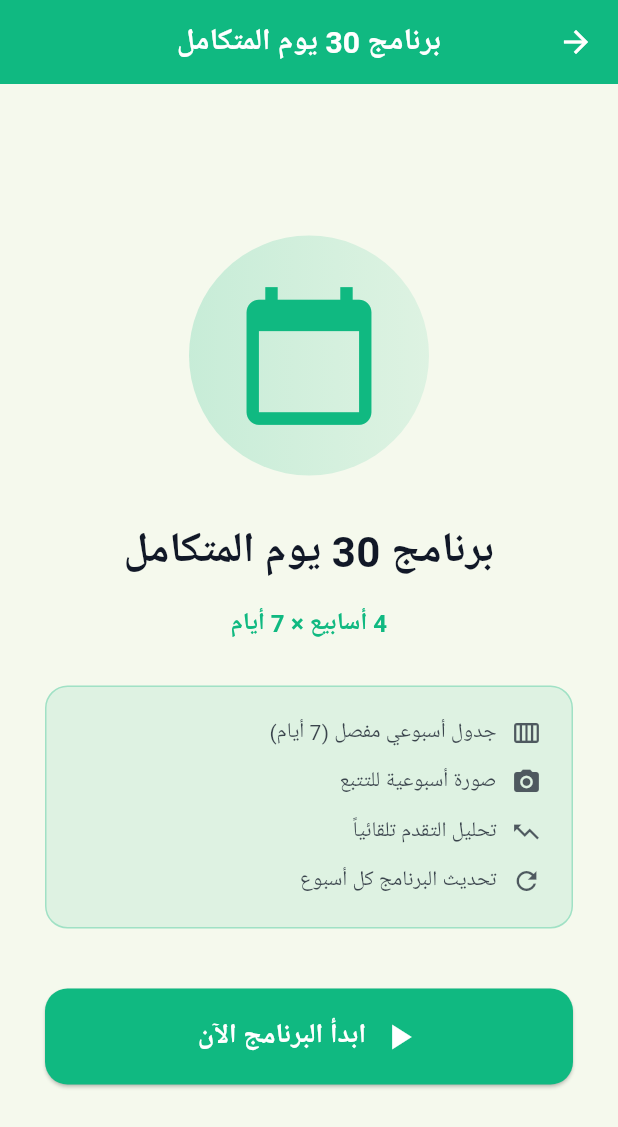
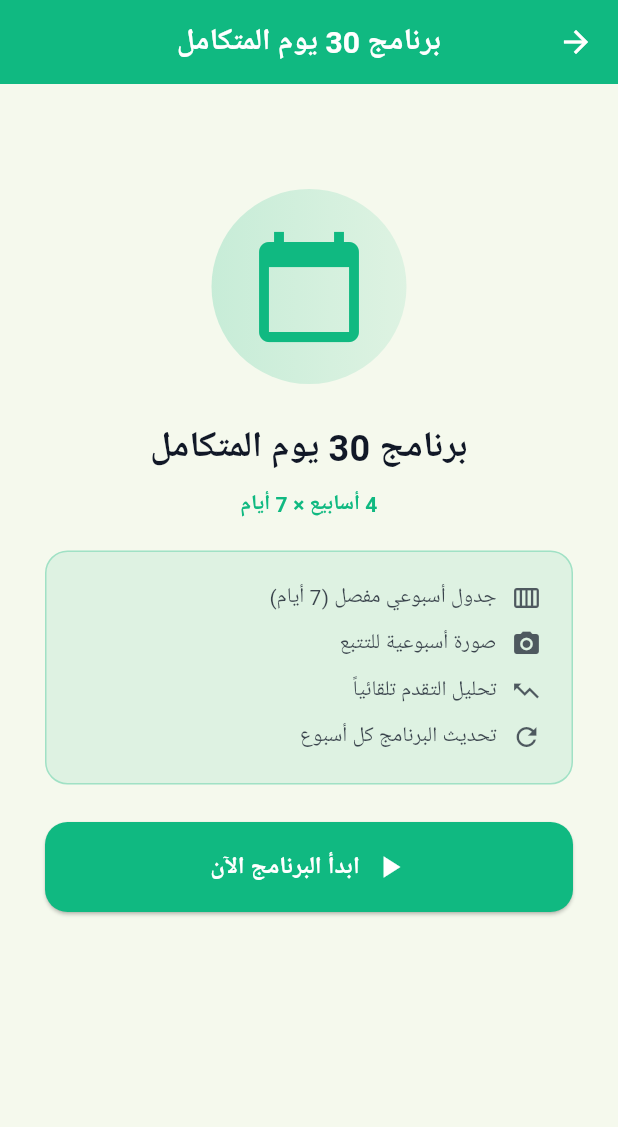
Before and after one commit to kkkrraamm/aldlma, a Flutter app: the AIFitnessIntegratedProgramPage screen opened directly, on a phone screen of 412 x 824 dp. Shown: the top 1127 px of the screen. Run offline on Flutter 3.47's test engine with Material 3 defaults, Android fonts, the phone set to English and light mode, and no system bars; our stand-ins replace cached_network_image, device_info_plus, firebase_core, firebase_messaging, fl_chart, flutter_local_notifications and 6 more; accounts and stored records are empty; network calls fail; Roboto replaces fonts that are missing (Cairo).

Commit message:
Fix RenderFlex overflow in start screen
Error: A RenderFlex overflowed by 30 pixels on the bottom
Location: ai_fitness_integrated_program.dart:570 (Column widget)

Fixes:
1. Changed Center to SingleChildScrollView
   - Allows content to scroll if too big
   - Prevents overflow errors

2. Reduced spacing and sizes:
   - Icon: 100 → 80
   - Icon padding: 30 → 25
   - Title font: 28 → 24
   - Subtitle font: 16 → 14
   - Spacing between elements: reduced by 5-10px
   - Button icon: 28 → 24
   - Button font: 18 → 16

3. Adjusted padding:
   - Changed from all(30) to symmetric(horizontal: 30, vertical: 50)
   - Added SizedBox(height: 20) at top
   - Added SizedBox(height: 30) at bottom

Result:
- ✅ No overflow errors
- ✅ Content fits on all screen sizes
- ✅ Scrollable if needed
- ✅ Better spacing for small screens

Perfect for responsive design! 📱✨

```diff
--- a/lib/ai_fitness_integrated_program.dart
+++ b/lib/ai_fitness_integrated_program.dart
@@ -564,14 +564,14 @@ class _AIFitnessIntegratedProgramPageState extends State<AIFitnessIntegratedProg
   }
 
   Widget _buildStartScreen(ThemeConfig theme, Color primaryColor, bool isDark) {
-    return Center(
+    return SingleChildScrollView(
       child: Padding(
-        padding: const EdgeInsets.all(30),
+        padding: const EdgeInsets.symmetric(horizontal: 30, vertical: 50),
         child: Column(
-          mainAxisAlignment: MainAxisAlignment.center,
           children: [
+            const SizedBox(height: 20),
             Container(
-              padding: const EdgeInsets.all(30),
+              padding: const EdgeInsets.all(25),
               decoration: BoxDecoration(
                 gradient: LinearGradient(
                   colors: [
@@ -583,30 +583,30 @@ class _AIFitnessIntegratedProgramPageState extends State<AIFitnessIntegratedProg
               ),
               child: Icon(
                 Icons.calendar_today,
-                size: 100,
+                size: 80,
                 color: primaryColor,
               ),
             ),
-            const SizedBox(height: 30),
+            const SizedBox(height: 25),
             Text(
               'برنامج 30 يوم المتكامل',
               style: GoogleFonts.cairo(
-                fontSize: 28,
+                fontSize: 24,
                 fontWeight: FontWeight.bold,
                 color: theme.textPrimaryColor,
               ),
             ),
-            const SizedBox(height: 15),
+            const SizedBox(height: 10),
             Text(
               '4 أسابيع × 7 أيام',
               textAlign: TextAlign.center,
               style: GoogleFonts.cairo(
-                fontSize: 16,
+                fontSize: 14,
                 color: primaryColor,
                 fontWeight: FontWeight.bold,
               ),
             ),
-            const SizedBox(height: 30),
+            const SizedBox(height: 20),
             Container(
               padding: const EdgeInsets.all(20),
               decoration: BoxDecoration(
@@ -617,25 +617,25 @@ class _AIFitnessIntegratedProgramPageState extends State<AIFitnessIntegratedProg
               child: Column(
                 children: [
                   _buildFeatureRow(Icons.calendar_view_week, 'جدول أسبوعي مفصل (7 أيام)', theme),
-                  const SizedBox(height: 12),
+                  const SizedBox(height: 10),
                   _buildFeatureRow(Icons.camera_alt, 'صورة أسبوعية للتتبع', theme),
-                  const SizedBox(height: 12),
+                  const SizedBox(height: 10),
                   _buildFeatureRow(Icons.trending_up, 'تحليل التقدم تلقائياً', theme),
-                  const SizedBox(height: 12),
+                  const SizedBox(height: 10),
                   _buildFeatureRow(Icons.refresh, 'تحديث البرنامج كل أسبوع', theme),
                 ],
               ),
             ),
-            const SizedBox(height: 40),
+            const SizedBox(height: 25),
             SizedBox(
               width: double.infinity,
               child: ElevatedButton.icon(
                 onPressed: _startProgram,
-                icon: const Icon(Icons.play_arrow, size: 28),
+                icon: const Icon(Icons.play_arrow, size: 24),
                 label: Text(
                   'ابدأ البرنامج الآن',
                   style: GoogleFonts.cairo(
-                    fontSize: 18,
+                    fontSize: 16,
                     fontWeight: FontWeight.bold,
                   ),
                 ),
@@ -649,6 +649,7 @@ class _AIFitnessIntegratedProgramPageState extends State<AIFitnessIntegratedProg
                 ),
               ),
             ),
+            const SizedBox(height: 30),
           ],
         ),
       ),
```
